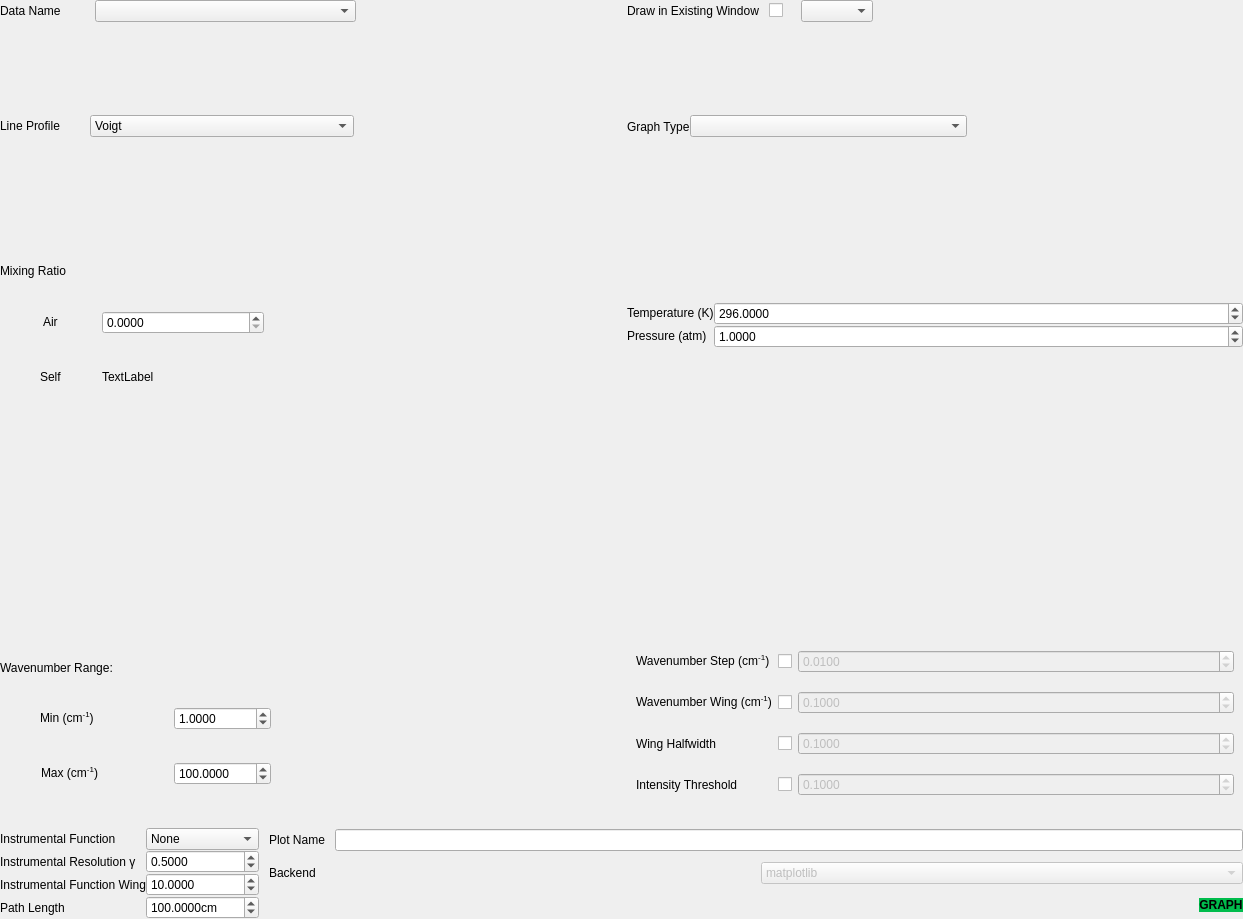
This is layouts/graphing_widget.ui in hitranonline/hapiest as Qt 5 draws it before an edit. The edited form follows.
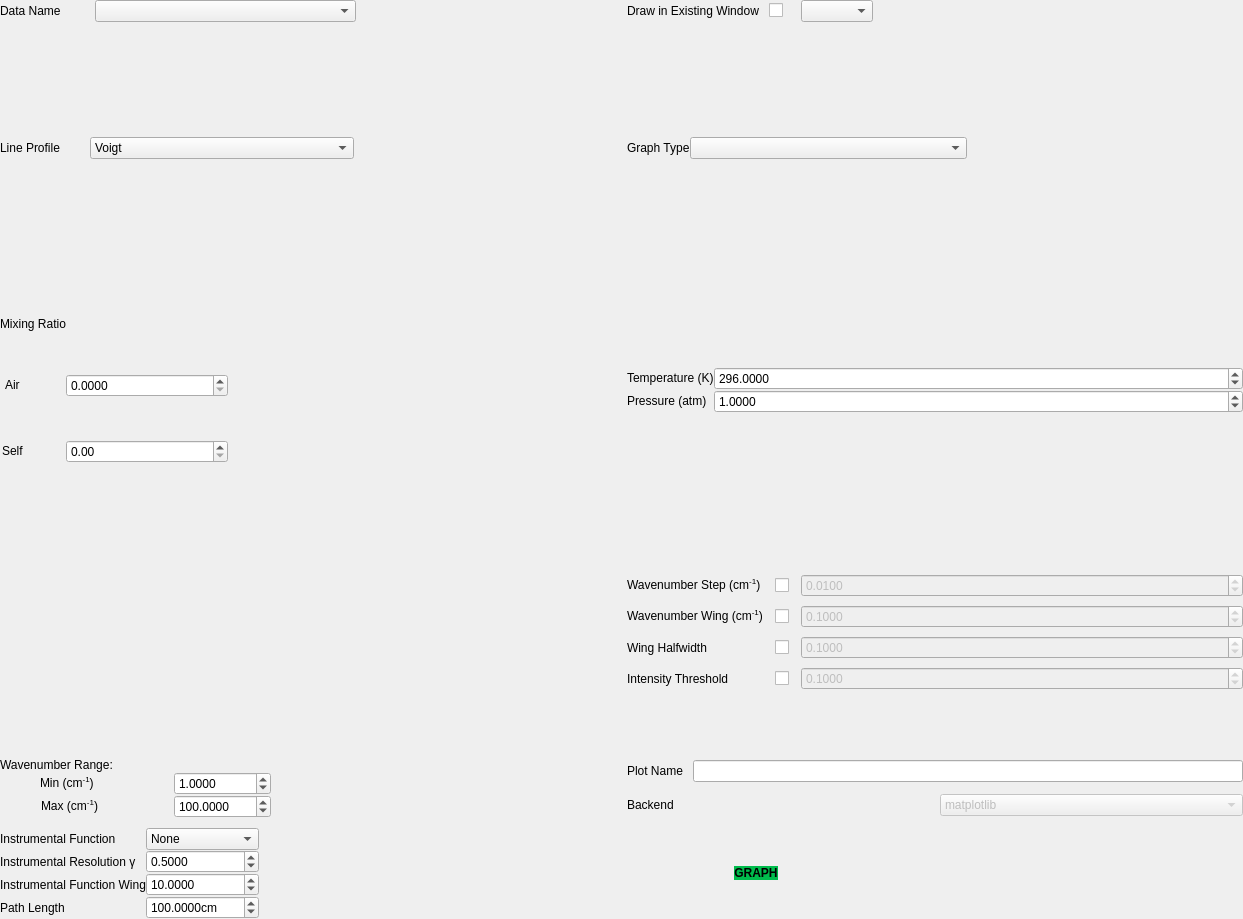
This is the edited form.

Commit message: Broadening sort of works now. Need to verify that, and polish the input widgets. Also need to fix all of the things that may have been broken along the way.

```diff
--- a/layouts/graphing_widget.ui
+++ b/layouts/graphing_widget.ui
@@ -211,48 +211,6 @@
          </item>
          <item>
           <layout class="QVBoxLayout" name="verticalLayout">
-           <item>
-            <layout class="QHBoxLayout" name="horizontalLayout">
-             <item>
-              <widget class="QLabel" name="label">
-               <property name="text">
-                <string>Plot Name</string>
-               </property>
-              </widget>
-             </item>
-             <item>
-              <widget class="QLineEdit" name="plot_name"/>
-             </item>
-            </layout>
-           </item>
-           <item>
-            <layout class="QHBoxLayout" name="horizontalLayout_12">
-             <item>
-              <widget class="QLabel" name="label_2">
-               <property name="text">
-                <string>Backend</string>
-               </property>
-              </widget>
-             </item>
-             <item>
-              <widget class="QComboBox" name="backend">
-               <property name="enabled">
-                <bool>false</bool>
-               </property>
-               <item>
-                <property name="text">
-                 <string>matplotlib</string>
-                </property>
-               </item>
-               <item>
-                <property name="text">
-                 <string>vispy</string>
-                </property>
-               </item>
-              </widget>
-             </item>
-            </layout>
-           </item>
            <item>
             <layout class="QHBoxLayout" name="horizontalLayout_2">
              <item>
@@ -296,6 +254,19 @@
                </property>
               </widget>
              </item>
+             <item>
+              <spacer name="horizontalSpacer_3">
+               <property name="orientation">
+                <enum>Qt::Horizontal</enum>
+               </property>
+               <property name="sizeHint" stdset="0">
+                <size>
+                 <width>40</width>
+                 <height>20</height>
+                </size>
+               </property>
+              </spacer>
+             </item>
             </layout>
            </item>
           </layout>
@@ -329,22 +300,6 @@
           </property>
           <item row="1" column="0">
            <layout class="QHBoxLayout" name="horizontalLayout_10">
-            <item>
-             <spacer name="horizontalSpacer_10">
-              <property name="orientation">
-               <enum>Qt::Horizontal</enum>
-              </property>
-              <property name="sizeType">
-               <enum>QSizePolicy::Fixed</enum>
-              </property>
-              <property name="sizeHint" stdset="0">
-               <size>
-                <width>40</width>
-                <height>20</height>
-               </size>
-              </property>
-             </spacer>
-            </item>
             <item>
              <widget class="QLabel" name="label_11">
               <property name="sizePolicy">
@@ -383,22 +338,6 @@
           </item>
           <item row="2" column="0">
            <layout class="QHBoxLayout" name="horizontalLayout_11">
-            <item>
-             <spacer name="horizontalSpacer_37">
-              <property name="orientation">
-               <enum>Qt::Horizontal</enum>
-              </property>
-              <property name="sizeType">
-               <enum>QSizePolicy::Fixed</enum>
-              </property>
-              <property name="sizeHint" stdset="0">
-               <size>
-                <width>40</width>
-                <height>20</height>
-               </size>
-              </property>
-             </spacer>
-            </item>
             <item>
              <widget class="QLabel" name="label_12">
               <property name="sizePolicy">
@@ -465,30 +404,6 @@
             </property>
            </widget>
           </item>
-          <item row="2" column="1">
-           <widget class="QLabel" name="gamma_self">
-            <property name="sizePolicy">
-             <sizepolicy hsizetype="Minimum" vsizetype="Fixed">
-              <horstretch>0</horstretch>
-              <verstretch>0</verstretch>
-             </sizepolicy>
-            </property>
-            <property name="minimumSize">
-             <size>
-              <width>162</width>
-              <height>0</height>
-             </size>
-            </property>
-            <property name="font">
-             <font>
-              <pointsize>9</pointsize>
-             </font>
-            </property>
-            <property name="text">
-             <string>TextLabel</string>
-            </property>
-           </widget>
-          </item>
           <item row="0" column="0">
            <widget class="QLabel" name="broadening_parameter_label_3">
             <property name="sizePolicy">
@@ -533,6 +448,9 @@
             </property>
            </spacer>
           </item>
+          <item row="2" column="1">
+           <widget class="QDoubleSpinBox" name="gamma_self"/>
+          </item>
          </layout>
         </item>
        </layout>
@@ -1183,33 +1101,69 @@
        </layout>
       </widget>
      </item>
-     <item row="4" column="1">
+     <item row="3" column="0">
+      <widget class="QWidget" name="broadener_widget" native="true">
+       <layout class="QVBoxLayout" name="verticalLayout_3">
+        <property name="spacing">
+         <number>0</number>
+        </property>
+        <property name="leftMargin">
+         <number>0</number>
+        </property>
+        <property name="topMargin">
+         <number>0</number>
+        </property>
+        <property name="rightMargin">
+         <number>0</number>
+        </property>
+        <property name="bottomMargin">
+         <number>0</number>
+        </property>
+        <item>
+         <layout class="QVBoxLayout" name="broadener_layout">
+          <property name="spacing">
+           <number>0</number>
+          </property>
+         </layout>
+        </item>
+       </layout>
+      </widget>
+     </item>
+     <item row="3" column="1">
       <widget class="QWidget" name="wn_cfg_widget" native="true">
        <layout class="QGridLayout" name="gridLayout_5">
-        <item row="1" column="2">
-         <widget class="QDoubleSpinBox" name="wn_wing">
-          <property name="enabled">
-           <bool>false</bool>
-          </property>
+        <property name="leftMargin">
+         <number>0</number>
+        </property>
+        <property name="topMargin">
+         <number>0</number>
+        </property>
+        <property name="rightMargin">
+         <number>0</number>
+        </property>
+        <property name="bottomMargin">
+         <number>0</number>
+        </property>
+        <property name="spacing">
+         <number>0</number>
+        </property>
+        <item row="1" column="1">
+         <layout class="QGridLayout" name="gridLayout_4">
+          <property name="horizontalSpacing">
+           <number>12</number>
+          </property>
+          <property name="verticalSpacing">
+           <number>8</number>
+          </property>
+          <item row="2" column="0">
+           <widget class="QLabel" name="wave_wing_halfwidth_label_2">
           <property name="font">
            <font>
             <pointsize>9</pointsize>
            </font>
           </property>
-          <property name="suffix">
-           <string/>
-          </property>
-          <property name="decimals">
-           <number>4</number>
-          </property>
-          <property name="minimum">
-           <double>0.000000000000000</double>
-          </property>
-          <property name="maximum">
-           <double>1000000000.000000000000000</double>
-          </property>
-          <property name="value">
-           <double>0.100000000000000</double>
+            <property name="text">
+             <string>Wing Halfwidth</string>
           </property>
          </widget>
         </item>
@@ -1241,29 +1195,31 @@
           </property>
          </widget>
         </item>
-        <item row="1" column="1">
-         <widget class="QCheckBox" name="wn_wing_enabled">
-          <property name="sizePolicy">
-           <sizepolicy hsizetype="Maximum" vsizetype="Fixed">
-            <horstretch>0</horstretch>
-            <verstretch>0</verstretch>
-           </sizepolicy>
-          </property>
-          <property name="minimumSize">
-           <size>
-            <width>0</width>
-            <height>0</height>
-           </size>
-          </property>
-          <property name="maximumSize">
-           <size>
-            <width>123123</width>
-            <height>16777215</height>
-           </size>
-          </property>
-          <property name="text">
+          <item row="0" column="3">
+           <widget class="QDoubleSpinBox" name="wn_step">
+            <property name="enabled">
+             <bool>false</bool>
+            </property>
+            <property name="font">
+             <font>
+              <pointsize>9</pointsize>
+             </font>
+            </property>
+            <property name="suffix">
            <string/>
           </property>
+            <property name="decimals">
+             <number>4</number>
+            </property>
+            <property name="minimum">
+             <double>0.000000000000000</double>
+            </property>
+            <property name="maximum">
+             <double>1000000000.000000000000000</double>
+            </property>
+            <property name="value">
+             <double>0.010000000000000</double>
+            </property>
          </widget>
         </item>
         <item row="1" column="0">
@@ -1278,6 +1234,31 @@
           </property>
          </widget>
         </item>
+          <item row="1" column="1">
+           <widget class="QCheckBox" name="wn_wing_enabled">
+            <property name="sizePolicy">
+             <sizepolicy hsizetype="Maximum" vsizetype="Fixed">
+              <horstretch>0</horstretch>
+              <verstretch>0</verstretch>
+             </sizepolicy>
+            </property>
+            <property name="minimumSize">
+             <size>
+              <width>0</width>
+              <height>0</height>
+             </size>
+            </property>
+            <property name="maximumSize">
+             <size>
+              <width>123123</width>
+              <height>16777215</height>
+             </size>
+            </property>
+            <property name="text">
+             <string/>
+            </property>
+           </widget>
+          </item>
         <item row="2" column="1">
          <widget class="QCheckBox" name="wn_wing_hw_enabled">
           <property name="sizePolicy">
@@ -1303,75 +1284,6 @@
           </property>
          </widget>
         </item>
-        <item row="0" column="2">
-         <widget class="QDoubleSpinBox" name="wn_step">
-          <property name="enabled">
-           <bool>false</bool>
-          </property>
-          <property name="font">
-           <font>
-            <pointsize>9</pointsize>
-           </font>
-          </property>
-          <property name="suffix">
-           <string/>
-          </property>
-          <property name="decimals">
-           <number>4</number>
-          </property>
-          <property name="minimum">
-           <double>0.000000000000000</double>
-          </property>
-          <property name="maximum">
-           <double>1000000000.000000000000000</double>
-          </property>
-          <property name="value">
-           <double>0.010000000000000</double>
-          </property>
-         </widget>
-        </item>
-        <item row="2" column="0">
-         <widget class="QLabel" name="wave_wing_halfwidth_label_2">
-          <property name="font">
-           <font>
-            <pointsize>9</pointsize>
-           </font>
-          </property>
-          <property name="text">
-           <string>Wing Halfwidth</string>
-          </property>
-         </widget>
-        </item>
-        <item row="2" column="2">
-         <widget class="QDoubleSpinBox" name="wn_wing_hw">
-          <property name="enabled">
-           <bool>false</bool>
-          </property>
-          <property name="sizePolicy">
-           <sizepolicy hsizetype="Expanding" vsizetype="Fixed">
-            <horstretch>0</horstretch>
-            <verstretch>0</verstretch>
-           </sizepolicy>
-          </property>
-          <property name="font">
-           <font>
-            <pointsize>9</pointsize>
-           </font>
-          </property>
-          <property name="decimals">
-           <number>4</number>
-          </property>
-          <property name="minimum">
-           <double>0.000000000000000</double>
-          </property>
-          <property name="maximum">
-           <double>1000000000.000000000000000</double>
-          </property>
-          <property name="value">
-           <double>0.100000000000000</double>
-          </property>
-         </widget>
-        </item>
         <item row="0" column="0">
          <widget class="QLabel" name="wave_step_label_3">
           <property name="font">
@@ -1384,6 +1296,63 @@
           </property>
          </widget>
         </item>
+          <item row="1" column="3">
+           <widget class="QDoubleSpinBox" name="wn_wing">
+            <property name="enabled">
+             <bool>false</bool>
+            </property>
+            <property name="font">
+             <font>
+              <pointsize>9</pointsize>
+             </font>
+            </property>
+            <property name="suffix">
+             <string/>
+            </property>
+            <property name="decimals">
+             <number>4</number>
+            </property>
+            <property name="minimum">
+             <double>0.000000000000000</double>
+            </property>
+            <property name="maximum">
+             <double>1000000000.000000000000000</double>
+            </property>
+            <property name="value">
+             <double>0.100000000000000</double>
+            </property>
+           </widget>
+          </item>
+          <item row="2" column="3">
+           <widget class="QDoubleSpinBox" name="wn_wing_hw">
+            <property name="enabled">
+             <bool>false</bool>
+            </property>
+            <property name="sizePolicy">
+             <sizepolicy hsizetype="Expanding" vsizetype="Fixed">
+              <horstretch>0</horstretch>
+              <verstretch>0</verstretch>
+             </sizepolicy>
+            </property>
+            <property name="font">
+             <font>
+              <pointsize>9</pointsize>
+             </font>
+            </property>
+            <property name="decimals">
+             <number>4</number>
+            </property>
+            <property name="minimum">
+             <double>0.000000000000000</double>
+            </property>
+            <property name="maximum">
+             <double>1000000000.000000000000000</double>
+            </property>
+            <property name="value">
+             <double>0.100000000000000</double>
+            </property>
+           </widget>
+          </item>
         <item row="3" column="0">
          <widget class="QLabel" name="intensity_threshold_label_2">
           <property name="font">
@@ -1415,7 +1384,7 @@
           </property>
          </widget>
         </item>
-        <item row="3" column="2">
+          <item row="3" column="3">
          <widget class="QDoubleSpinBox" name="intensity_threshold">
           <property name="enabled">
            <bool>false</bool>
@@ -1446,35 +1415,55 @@
          </widget>
         </item>
        </layout>
+        </item>
+       </layout>
       </widget>
      </item>
-     <item row="3" column="0">
-      <widget class="QWidget" name="broadener_widget" native="true">
-       <layout class="QVBoxLayout" name="verticalLayout_3">
-        <property name="spacing">
-         <number>0</number>
-        </property>
-        <property name="leftMargin">
-         <number>0</number>
-        </property>
-        <property name="topMargin">
-         <number>0</number>
-        </property>
-        <property name="rightMargin">
-         <number>0</number>
-        </property>
-        <property name="bottomMargin">
-         <number>0</number>
-        </property>
+     <item row="4" column="1">
+      <layout class="QVBoxLayout" name="verticalLayout_2">
+       <item>
+        <layout class="QHBoxLayout" name="horizontalLayout">
+         <item>
+          <widget class="QLabel" name="label">
+           <property name="text">
+            <string>Plot Name</string>
+           </property>
+          </widget>
+         </item>
+         <item>
+          <widget class="QLineEdit" name="plot_name"/>
+         </item>
+        </layout>
+       </item>
+       <item>
+        <layout class="QHBoxLayout" name="horizontalLayout_12">
+         <item>
+          <widget class="QLabel" name="label_2">
+           <property name="text">
+            <string>Backend</string>
+           </property>
+          </widget>
+         </item>
+         <item>
+          <widget class="QComboBox" name="backend">
+           <property name="enabled">
+            <bool>false</bool>
+           </property>
+           <item>
+            <property name="text">
+             <string>matplotlib</string>
+            </property>
+           </item>
         <item>
-         <layout class="QVBoxLayout" name="broadener_layout">
-          <property name="spacing">
-           <number>0</number>
-          </property>
+            <property name="text">
+             <string>vispy</string>
+            </property>
+           </item>
+          </widget>
+         </item>
          </layout>
         </item>
        </layout>
-      </widget>
      </item>
     </layout>
    </item>
```
Lines whose indentation alone changed are shown as unchanged. The commit also changes 5 other files.
